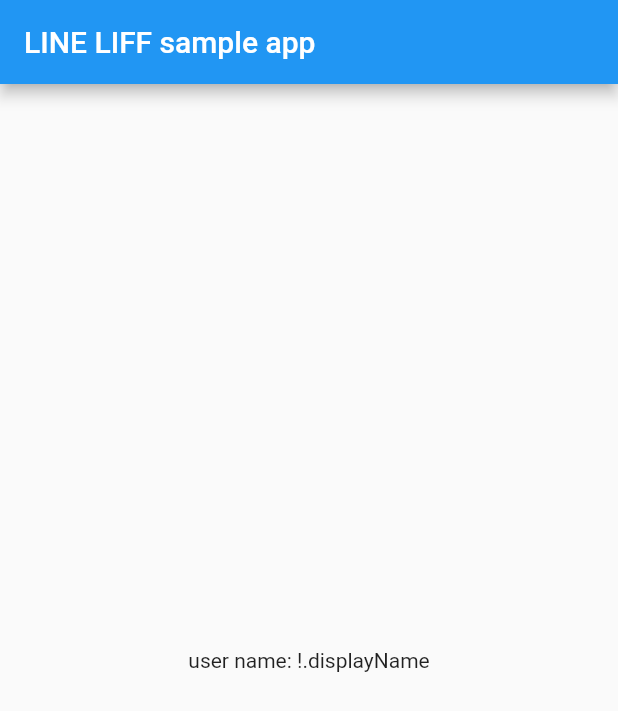
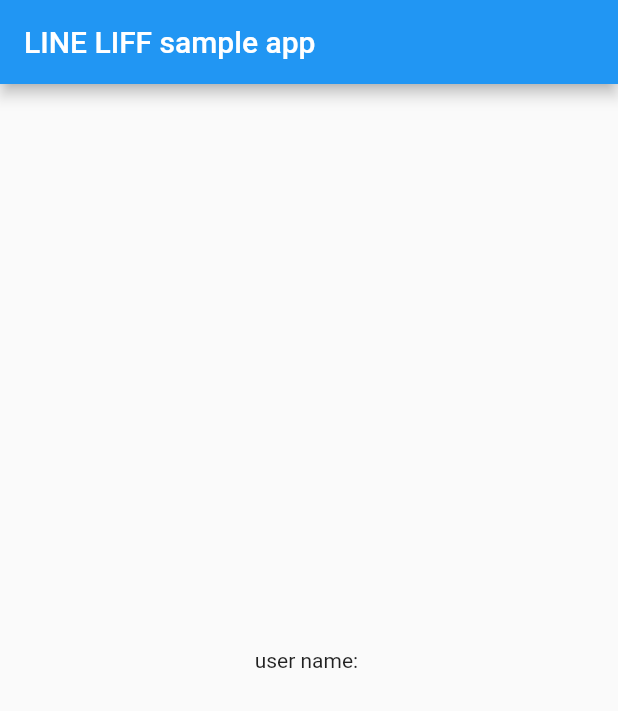
Before and after one commit to tsukamoto1783/line_liff_sample, a Flutter app: the screen it shows after launch, on a phone screen of 412 x 824 dp. Shown: the top 711 px of the screen. Run offline on Flutter 3.47's test engine with Material 2 defaults, Android fonts, the phone set to English and light mode, and no system bars; our stand-ins replace flutter_dotenv; missing offline and left inert: flutter_line_liff.

Commit message:
Minor Correction

```diff
--- a/lib/main.dart
+++ b/lib/main.dart
@@ -73,7 +73,7 @@
           children: <Widget>[
             (userInfo == null)
                 ? Text("user name: $userInfo")
-                : Text("user name: $userInfo!.displayName"),
+                : Text("user name: ${userInfo!.displayName}"),
             // (decodedIDToken == null)
             //     ? Text(decodedIDToken.toString())
             //     : Text(decodedIDToken!.name.toString()),
```
